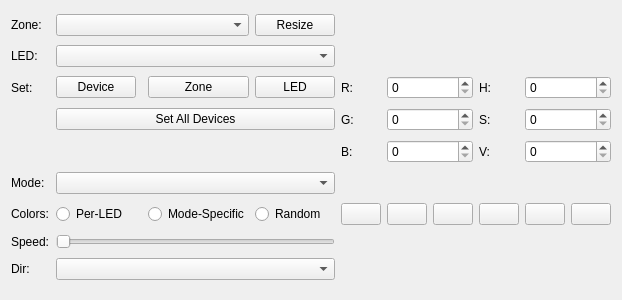
The window that qt/OpenRGBDevicePage.ui (CalcProgrammer1/OpenRGB) describes before a commit, drawn with Qt 5.
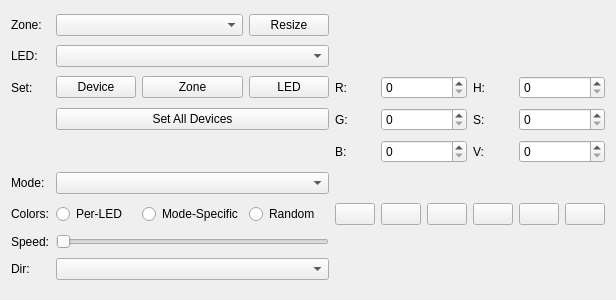
The same window after the commit.

Commit message: Fix button sizes a bit, it's not perfect but it's better than it was

The edit to the form file:
```diff
--- a/qt/OpenRGBDevicePage.ui
+++ b/qt/OpenRGBDevicePage.ui
@@ -6,7 +6,7 @@
    <rect>
     <x>0</x>
     <y>0</y>
-    <width>550</width>
+    <width>556</width>
     <height>300</height>
    </rect>
   </property>
@@ -59,13 +59,6 @@
      </property>
     </widget>
    </item>
-   <item row="6" column="3">
-    <widget class="QRadioButton" name="ModeSpecificCheck">
-     <property name="text">
-      <string>Mode-Specific</string>
-     </property>
-    </widget>
-   </item>
    <item row="6" column="0">
     <widget class="QLabel" name="ColorLabel">
      <property name="text">
@@ -149,13 +142,6 @@
      </property>
     </widget>
    </item>
-   <item row="2" column="3">
-    <widget class="QPushButton" name="SetZoneButton">
-     <property name="text">
-      <string>Zone</string>
-     </property>
-    </widget>
-   </item>
    <item row="2" column="6" colspan="2">
     <widget class="QSpinBox" name="RedSpinBox">
      <property name="maximum">
@@ -264,6 +250,20 @@
      </property>
     </widget>
    </item>
+   <item row="2" column="2" colspan="2">
+    <widget class="QPushButton" name="SetZoneButton">
+     <property name="text">
+      <string>Zone</string>
+     </property>
+    </widget>
+   </item>
+   <item row="6" column="2" colspan="2">
+    <widget class="QRadioButton" name="ModeSpecificCheck">
+     <property name="text">
+      <string>Mode-Specific</string>
+     </property>
+    </widget>
+   </item>
   </layout>
  </widget>
  <resources/>
```
